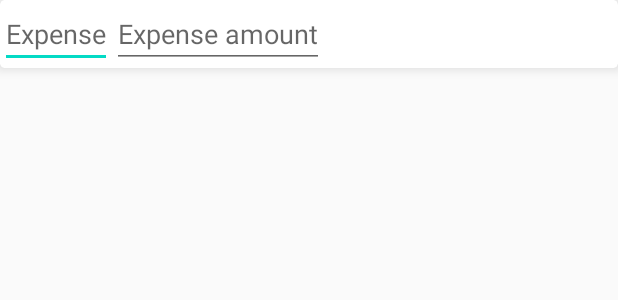
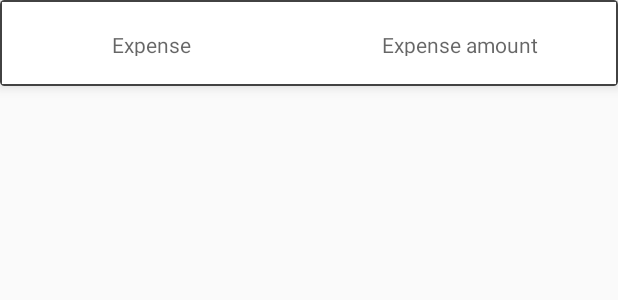
Before and after one commit to abhinaykacham/ExpenseTracker, an Android app: the layout make_model_list.xml on its own in the app's theme, with its tools: preview values and no code run, on a phone screen of 412 x 824 dp. Shown: the top 300 px of the screen. Run offline under Robolectric (Android 15) with nearby library versions, the phone set to English and light mode, and no system bars.

```diff
--- a/app/src/main/java/com/expensetracker/ui/home/HomeFragment.java
+++ b/app/src/main/java/com/expensetracker/ui/home/HomeFragment.java
@@ -22,7 +22,7 @@ import com.expensetracker.R;
 import com.expensetracker.ui.settings.AddExpenseActivity;
 import com.google.android.material.floatingactionbutton.FloatingActionButton;
 
-public class HomeFragment extends Fragment {
+public class HomeFragment extends Fragment{
 
     FloatingActionButton addDailyExpenseButton;
     RecyclerView dailyExpensesRecyclerView;
@@ -49,4 +49,5 @@ public class HomeFragment extends Fragment {
         super.onResume();
         dailyExpensesRecyclerView.setAdapter(new ListOfExpensesAdapter((HomeScreenActivity) getActivity(),dailyExpense));
     }
+
 }
--- a/app/src/main/res/layout/make_model_list.xml
+++ b/app/src/main/res/layout/make_model_list.xml
@@ -10,25 +10,33 @@
     card_view:cardCornerRadius="3dp"
     card_view:cardElevation="5dp"
     xmlns:card_view="http://schemas.android.com/apk/res-auto">
+
     <LinearLayout
         android:id="@+id/cv_layout"
         android:layout_width="match_parent"
-        android:layout_height="wrap_content"
+        android:layout_height="57dp"
+        android:background="@drawable/text_border"
         android:orientation="horizontal">
-        <EditText
+
+        <TextView
             android:id="@+id/expense_name"
             android:layout_width="wrap_content"
             android:layout_height="match_parent"
-            android:layout_gravity="start"
+            android:layout_margin="20dp"
+            android:layout_gravity="center"
+            android:textAlignment="center"
+            android:layout_weight="1.25"
             android:hint="@string/expense_name" />
 
-        <EditText
+        <TextView
             android:id="@+id/expense_amount"
             android:layout_width="wrap_content"
             android:layout_height="match_parent"
-            android:layout_gravity="end"
+            android:layout_margin="20dp"
+            android:layout_gravity="center"
+            android:textAlignment="center"
+            android:layout_weight="0.75"
             android:hint="@string/expense_amount"
-            android:inputType="number"
-            />
+            android:inputType="number" />
     </LinearLayout>
 </androidx.cardview.widget.CardView>
```
Also changed, not shown: app/src/main/java/com/expensetracker/DBHelper.java (+14 -3 lines), app/src/main/java/com/expensetracker/ListOfExpensesAdapter.java (+16 -3 lines), app/src/main/java/com/expensetracker/ui/home/AddDailyExpenseActivity.java (+41 -9 lines), app/src/main/ic_delete-playstore.png (added).
